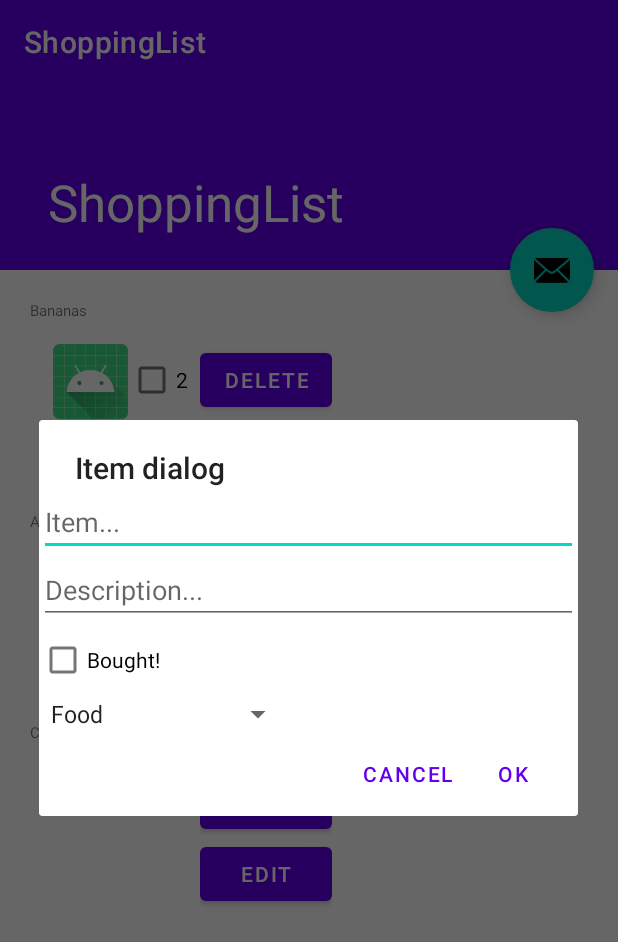
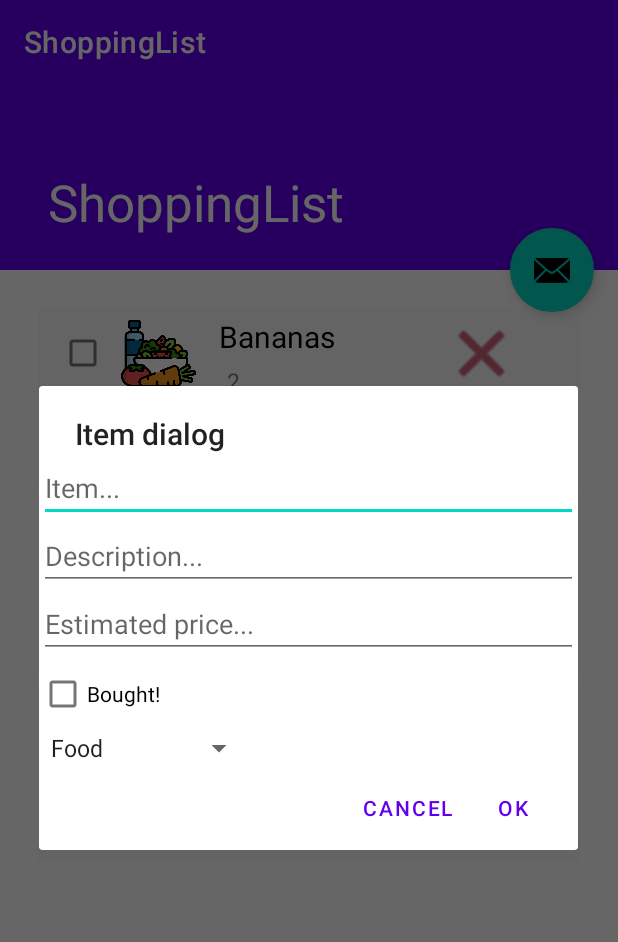
Before and after one commit to Amani215/ShoppingList, an Android app: the MainActivity screen opened directly, with no data from a screen before it, after a tap on an icon or button, on a phone screen of 412 x 824 dp. Shown: the top 942 px of the screen. Run offline under Robolectric (Android 15) with nearby library versions, the phone set to English and light mode, and no system bars; 2 statements that could not run were skipped.

Commit message:
Fixed: UI for items and AddItem dialog

```diff
--- a/app/src/main/java/com/example/shoppinglist/ItemDialog.kt
+++ b/app/src/main/java/com/example/shoppinglist/ItemDialog.kt
@@ -20,6 +20,7 @@ class ItemDialog : DialogFragment() {
     lateinit var etItemDescription: EditText
     lateinit var cbItemStatus: CheckBox
     lateinit var spinnerCategory: Spinner
+    lateinit var etItemPrice: EditText
 
     interface ItemHandler{
         fun itemCreated(item: Item)
@@ -49,6 +50,7 @@ class ItemDialog : DialogFragment() {
         etItemDescription = dialogBinding.etItemDescription
         cbItemStatus = dialogBinding.cbItemStatus
         spinnerCategory = dialogBinding.spinnerCategory
+        etItemPrice = dialogBinding.etItemPrice
 
         var categoryAdapter = ArrayAdapter.createFromResource(
             requireContext()!!,
@@ -106,6 +108,7 @@ class ItemDialog : DialogFragment() {
                 etItemName.text.toString(),
                 etItemDescription.text.toString(),
                 spinnerCategory.selectedItemPosition,
+                etItemPrice.text.toString().toInt(),
                 false
             )
         )
--- a/app/src/main/java/com/example/shoppinglist/adapter/ItemAdapter.kt
+++ b/app/src/main/java/com/example/shoppinglist/adapter/ItemAdapter.kt
@@ -11,9 +11,9 @@ import com.example.shoppinglist.databinding.ItemRowBinding
 class ItemAdapter : RecyclerView.Adapter<ItemAdapter.ViewHolder>{
 
     var items = mutableListOf<Item>(
-        Item(null,"Bananas","2",0,false),
-        Item(null,"Apples","4",0,true),
-        Item(null,"Car","1",1,false)
+        Item(null,"Bananas","2",0,200,false),
+        Item(null,"Apples","4",0,500,true),
+        Item(null,"Car","1",1,1000,false)
     )
     val context: Context
 
@@ -30,20 +30,25 @@ class ItemAdapter : RecyclerView.Adapter<ItemAdapter.ViewHolder>{
     }
 
     override fun onBindViewHolder(holder: ViewHolder, position: Int) {
-        val currentTodo = items[position]
+        val currentItem = items[position]
 
-        holder.binding.tvDate.text = currentTodo.name
-        holder.binding.cbDone.text = currentTodo.description
-        holder.binding.cbDone.isChecked = currentTodo.status
+        holder.binding.tvName.text = currentItem.name
+        holder.binding.tvDescription.text = currentItem.description
+        holder.binding.tvPrice.text = currentItem.estimatedPrice.toString()+"HUF"
+        holder.binding.cbStatus.isChecked = currentItem.status
 
-        holder.binding.btnDelete.setOnClickListener {
+        holder.binding.ibDelete.setOnClickListener {
             deleteItem(holder.adapterPosition)
         }
 
         if (items[holder.adapterPosition].category == 0) {
-            holder.binding.ivIcon.setImageResource(R.mipmap.ic_launcher)
+            holder.binding.ivIcon.setImageResource(R.drawable.food)
         } else if (items[holder.adapterPosition].category == 1) {
-            //holder.binding.ivIcon.setImageResource(R.drawable.todohead)
+            holder.binding.ivIcon.setImageResource(R.drawable.electronics)
+        } else if (items[holder.adapterPosition].category == 2) {
+            holder.binding.ivIcon.setImageResource(R.drawable.book)
+        } else if (items[holder.adapterPosition].category == 3) {
+            holder.binding.ivIcon.setImageResource(R.drawable.other)
         }
     }
 
@@ -52,8 +57,8 @@ class ItemAdapter : RecyclerView.Adapter<ItemAdapter.ViewHolder>{
         notifyItemRemoved(position)
     }
 
-    public fun addItem(todo: Item) {
-        items.add(todo)
+    public fun addItem(item: Item) {
+        items.add(item)
         notifyItemInserted(items.lastIndex)
     }
 
@@ -63,10 +68,12 @@ class ItemAdapter : RecyclerView.Adapter<ItemAdapter.ViewHolder>{
     }
 
     inner class ViewHolder(val binding: ItemRowBinding) : RecyclerView.ViewHolder(binding.root) {
-        val tvDate = binding.tvDate
-        val cbDone = binding.cbDone
-        val btnDelete = binding.btnDelete
-        val btnEdit = binding.btnEdit
+        val tvName = binding.tvName
+        val tvDescription = binding.tvDescription
         val ivIcon = binding.ivIcon
+        val tvPrice = binding.tvPrice
+        val cbStatus = binding.cbStatus
+        val ibDelete = binding.ibDelete
+        val ibEdit = binding.ibEdit
     }
 }
--- a/app/src/main/java/com/example/shoppinglist/data/Item.kt
+++ b/app/src/main/java/com/example/shoppinglist/data/Item.kt
@@ -5,5 +5,6 @@ data class Item(
     var name: String,
     var description: String,
     var category: Int,
+    var estimatedPrice: Int,
     var status: Boolean
 )
--- a/app/src/main/res/layout/item_dialog.xml
+++ b/app/src/main/res/layout/item_dialog.xml
@@ -18,6 +18,15 @@
         android:layout_width="match_parent"
         android:layout_height="wrap_content"/>
 
+
+    <EditText
+        android:id="@+id/etItemPrice"
+        android:layout_width="match_parent"
+        android:layout_height="wrap_content"
+        android:ems="10"
+        android:inputType="number"
+        android:hint="Estimated price..."/>
+
     <CheckBox
         android:id="@+id/cbItemStatus"
         android:layout_width="wrap_content"
--- a/app/src/main/res/layout/item_row.xml
+++ b/app/src/main/res/layout/item_row.xml
@@ -1,58 +1,93 @@
 <?xml version="1.0" encoding="utf-8"?>
 <androidx.constraintlayout.widget.ConstraintLayout xmlns:android="http://schemas.android.com/apk/res/android"
-             android:layout_width="match_parent"
+    xmlns:app="http://schemas.android.com/apk/res-auto"
+    xmlns:tools="http://schemas.android.com/tools"
+    android:layout_width="match_parent"
              android:layout_height="wrap_content">
+
     <LinearLayout
         android:layout_width="match_parent"
         android:layout_height="wrap_content"
-        android:orientation="vertical">
-
-        <TextView
-            android:id="@+id/tvDate"
-            android:layout_width="wrap_content"
-            android:layout_height="wrap_content"
-            android:textSize="10sp" />
+        android:orientation="vertical"
+        app:layout_constraintTop_toTopOf="parent">
 
         <LinearLayout
             android:layout_width="match_parent"
             android:layout_height="wrap_content"
-            android:layout_margin="10dp"
+            android:layout_margin="5dp"
+            android:background="@color/cardview_shadow_end_color"
             android:orientation="horizontal"
             android:padding="5dp">
 
-            <ImageView
-                android:id="@+id/ivIcon"
+            <CheckBox
+                android:id="@+id/cbStatus"
                 android:layout_width="50dp"
-                android:layout_height="50dp" />
+                android:layout_height="50dp"
+                android:text="" />
 
-            <CheckBox
-                android:id="@+id/cbDone"
+            <LinearLayout
                 android:layout_width="wrap_content"
                 android:layout_height="wrap_content"
-                android:text="todo" />
+                android:layout_marginEnd="10dp"
+                android:orientation="vertical">
 
+                <ImageView
+                    android:id="@+id/ivIcon"
+                    android:layout_width="50dp"
+                    android:layout_height="50dp" />
+
+                <TextView
+                    android:id="@+id/tvPrice"
+                    android:layout_width="wrap_content"
+                    android:layout_height="wrap_content"
+                    android:textColor="@color/black"
+                    android:textSize="15sp" />
+            </LinearLayout>
+
+            <LinearLayout
+                android:layout_width="150dp"
+                android:layout_height="wrap_content"
+                android:orientation="vertical">
+
+                <TextView
+                    android:id="@+id/tvName"
+                    android:layout_width="match_parent"
+                    android:layout_height="wrap_content"
+                    android:textColor="@color/black"
+                    android:textSize="20sp" />
+
+                <TextView
+                    android:id="@+id/tvDescription"
+                    android:layout_width="match_parent"
+                    android:layout_height="wrap_content"
+                    android:padding="5dp"
+                    android:textSize="15sp" />
+            </LinearLayout>
 
             <LinearLayout
                 android:layout_width="wrap_content"
                 android:layout_height="wrap_content"
                 android:orientation="vertical">
 
-                <Button
-                    android:id="@+id/btnDelete"
-                    android:layout_width="wrap_content"
-                    android:layout_height="wrap_content"
-                    android:text="Delete" />
+                <ImageButton
+                    android:id="@+id/ibDelete"
+                    android:layout_width="50dp"
+                    android:layout_height="50dp"
+                    android:layout_marginBottom="5dp"
+                    android:background="@android:drawable/ic_menu_close_clear_cancel"
+                    android:backgroundTint="@color/design_default_color_error"
+                    android:contentDescription="Delete item"
+                    tools:ignore="SpeakableTextPresentCheck" />
 
-                <Button
-                    android:id="@+id/btnEdit"
-                    android:layout_width="wrap_content"
-                    android:layout_height="wrap_content"
-                    android:text="Edit" />
-
+                <ImageButton
+                    android:id="@+id/ibEdit"
+                    android:layout_width="50dp"
+                    android:layout_height="50dp"
+                    android:background="@android:drawable/ic_menu_edit"
+                    android:backgroundTint="@color/design_default_color_secondary"
+                    tools:ignore="SpeakableTextPresentCheck"
+                    android:contentDescription="Edit item"/>
             </LinearLayout>
-
         </LinearLayout>
-
-
     </LinearLayout>
 </androidx.constraintlayout.widget.ConstraintLayout>
--- a/app/src/main/res/values/strings.xml
+++ b/app/src/main/res/values/strings.xml
@@ -2,7 +2,8 @@
     <string name="app_name">ShoppingList</string>
     <string-array name="categories">
         <item>Food</item>
-        <item>Cleaning items</item>
+        <item>Electronics</item>
+        <item>Books</item>
         <item>Other</item>
     </string-array>
     <string name="large_text">
```
Also changed, not shown: app/src/main/res/drawable/book.png (added), app/src/main/res/drawable/electronics.png (added), app/src/main/res/drawable/food.png (added), app/src/main/res/drawable/other.png (added).
